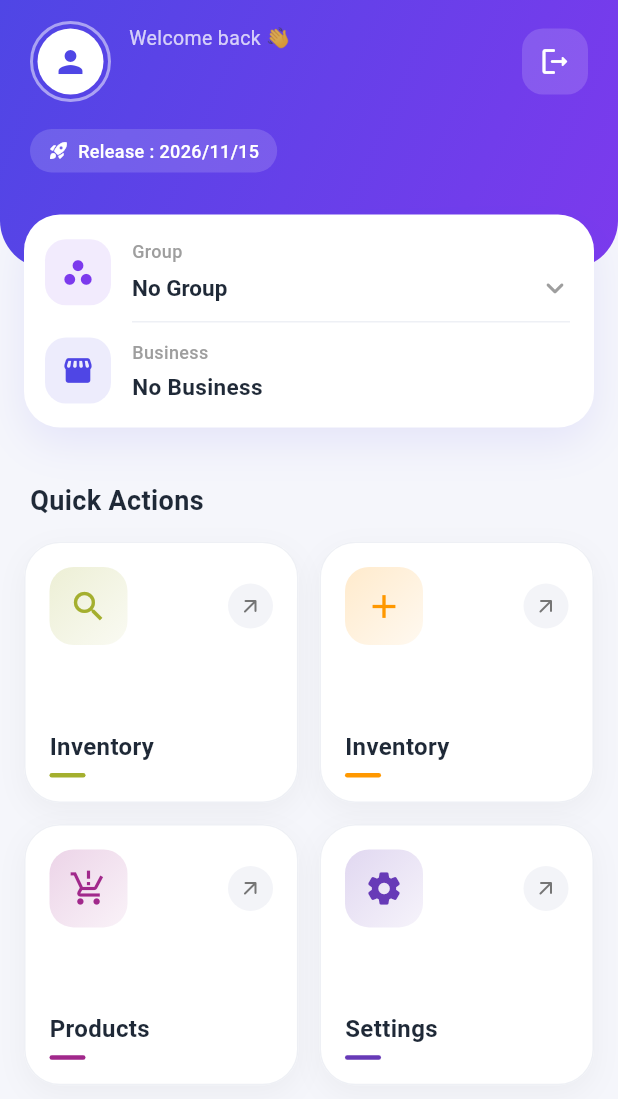
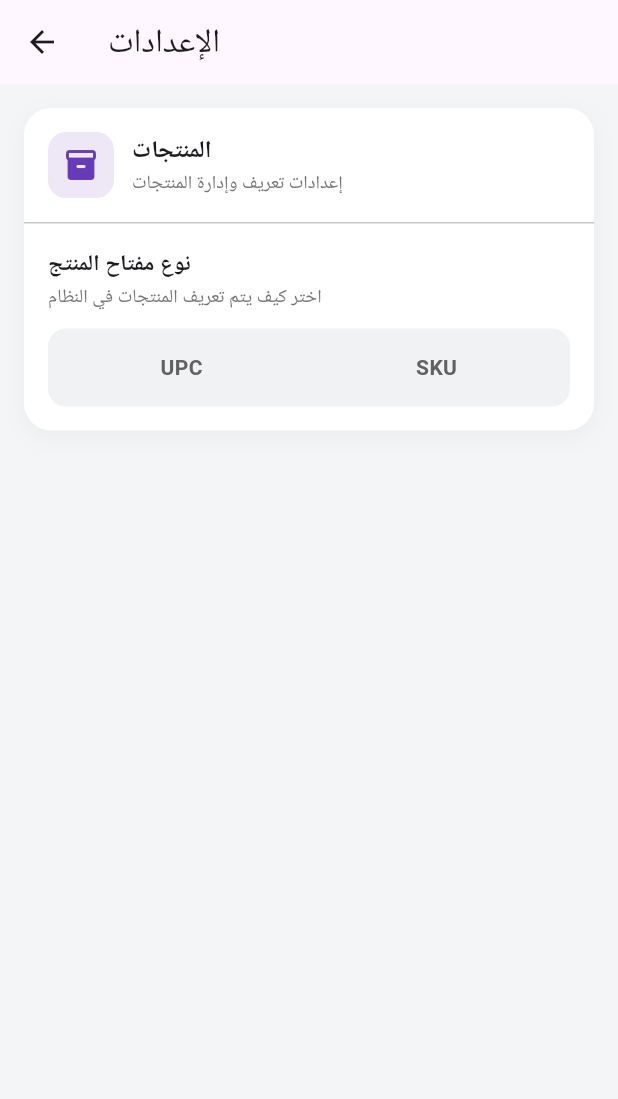
Before and after one commit to Alifouaad24/Photo_gallery-UniversalSystem, a Flutter app: the HomeScreen screen opened by its route, after a tap on "Settings", on a phone screen of 412 x 824 dp. Shown: the top 1099 px of the screen. Run offline on Flutter 3.47's test engine with Material 3 defaults, Android fonts, the phone set to English and light mode, and no system bars; our stand-ins replace camera, connectivity_plus, dartz, dio, get, get_storage and 6 more; missing offline and left inert: google_mlkit_text_recognition, mobile_scanner; accounts and stored records are empty; network calls fail.

Commit message:
16/11/2026

```diff
--- a/lib/app/Routes/app_pages.dart
+++ b/lib/app/Routes/app_pages.dart
@@ -23,6 +23,7 @@ import 'package:photo_gallery/modules/inventory/views/addImagesToItem.dart';
 import 'package:photo_gallery/modules/inventory/views/addNewItemToInventory.dart';
 import 'package:photo_gallery/modules/inventory/views/items_view.dart';
 import 'package:photo_gallery/modules/inventory/views/showInventory_view.dart';
+import 'package:photo_gallery/modules/settings/views/SettingsView.dart';
 import 'package:photo_gallery/modules/splash/views/splash_screen.dart';
 import 'package:photo_gallery/widgets/session_folder_item.dart';
 
@@ -89,5 +90,10 @@ class AppPages {
       page: () => ItemsView(),
       binding: InventoryBinding(),
     ),
+        GetPage(
+      name: Routes.settings,
+      page: () => SettingsView(),
+      binding: HomeBinding(),
+    ),
   ];
 }
--- a/lib/app/Routes/app_routes.dart
+++ b/lib/app/Routes/app_routes.dart
@@ -11,5 +11,6 @@ class Routes {
   static const String addInventory = '/addInventory';
   static const String invCamera = '/invCamera';
   static const String showItems = '/showItems';
+  static const String settings = '/settings';
 
 }
--- a/lib/app/bindings/home_binding.dart
+++ b/lib/app/bindings/home_binding.dart
@@ -1,6 +1,7 @@
 import 'package:get/get.dart';
 import 'package:photo_gallery/modules/auth/controllers/AuthController.dart';
 import 'package:photo_gallery/modules/home/controllers/home_controller.dart';
+import 'package:photo_gallery/modules/settings/controllers/setting_controller.dart';
 import 'package:photo_gallery/modules/splash/controllers/splash_controller.dart';
 
 class HomeBinding extends Bindings {
@@ -9,5 +10,6 @@ class HomeBinding extends Bindings {
     Get.lazyPut(() => HomeController());
     Get.lazyPut(() => SplashController());
     Get.lazyPut(()=>AuthController());
+    Get.lazyPut(()=>SettingsController());
   }
 }
--- a/lib/modules/home/views/home-screen.dart
+++ b/lib/modules/home/views/home-screen.dart
@@ -121,7 +121,9 @@ class HomeScreen extends StatelessWidget {
                           icon: Icons.settings_rounded,
                           color: Colors.deepPurple,
                           title: "Settings",
-                          onTap: () {},
+                          onTap: () {
+                            Get.toNamed(Routes.settings);
+                          },
                         ),
                       ],
                     ),
--- a/lib/modules/inventory/views/TextScannerScreen.dart
+++ b/lib/modules/inventory/views/TextScannerScreen.dart
@@ -235,12 +235,28 @@ class _TextScannerScreenState extends State<TextScannerScreen>
   }
 
   String _cleanRecognizedText(RecognizedText recognized) {
-    final lines = <String>[
+    // 1) نجمع كل النص المقروء
+    final rawText = [
       for (final block in recognized.blocks)
-        for (final line in block.lines) line.text.trim(),
-    ].where((l) => l.isNotEmpty).toList();
+        for (final line in block.lines) line.text,
+    ].join(' ');
 
-    return lines.join(' ').replaceAll(RegExp(r'\s+'), ' ').trim();
+    // 2) نشيل المسافات والرموز بين الحروف والأرقام (أحياناً OCR يفصلهم)
+    //    مثلاً "sa 2356 2472" => "sa23562472"
+    final compact = rawText.replaceAll(RegExp(r'[\s\-_.]'), '');
+
+    // 3) النمط: حرفان أو أكثر في البداية، ثم أرقام فقط، والطول الكلّي 12 فأكثر
+    final pattern = RegExp(r'[A-Za-z]{2,}\d+');
+
+    // 4) نجمع كل التطابقات ونفلتر حسب الطول
+    final matches = pattern
+        .allMatches(compact)
+        .map((m) => m.group(0)!)
+        .where((s) => s.length >= 12)
+        .toList();
+
+    // 5) نرجّع أول تطابق صالح (أو فراغ لو ما لقينا)
+    return matches.isNotEmpty ? matches.first.toLowerCase() : '';
   }
 
   Future<void> _focusOnFrame() async {
--- /dev/null
+++ b/lib/modules/settings/controllers/setting_controller.dart
@@ -0,0 +1,30 @@
+import 'package:get/get.dart';
+import 'package:photo_gallery/app/services/StorageService.dart';
+
+class SettingsController extends GetxController {
+  final StorageLocalService storageService = Get.find<StorageLocalService>();
+
+  // القيمة الحالية لمفتاح المنتج (upc أو sku)
+  String productKey = '';
+
+  @override
+  void onInit() {
+    super.onInit();
+    // قراءة القيمة المحفوظة عند فتح الشاشة
+    productKey = storageService.readString('product_key') ?? '';
+    update();
+  }
+
+  // تغيير نوع مفتاح المنتج
+  void setProductKey(String value) {
+    productKey = value;
+    storageService.writeString('product_key', value);
+    update();
+    Get.snackbar(
+      'تم الحفظ',
+      'نوع مفتاح المنتج: ${value.toUpperCase()}',
+      snackPosition: SnackPosition.BOTTOM,
+      duration: const Duration(seconds: 2),
+    );
+  }
+}
--- /dev/null
+++ b/lib/modules/settings/views/SettingsView.dart
@@ -0,0 +1,236 @@
+import 'package:flutter/material.dart';
+import 'package:get/get.dart';
+import 'package:photo_gallery/modules/settings/controllers/setting_controller.dart';
+
+class SettingsView extends StatelessWidget {
+  const SettingsView({super.key});
+
+  @override
+  Widget build(BuildContext context) {
+    final controller = Get.put(SettingsController());
+
+    return Scaffold(
+      backgroundColor: const Color(0xFFF4F5F7),
+      appBar: AppBar(
+        title: const Text('الإعدادات'),
+        elevation: 0,
+      ),
+      body: GetBuilder<SettingsController>(
+        builder: (c) => ListView(
+          padding: const EdgeInsets.fromLTRB(16, 16, 16, 24),
+          children: [
+            // ========== قسم المنتجات ==========
+            _SettingsSection(
+              icon: Icons.inventory_2_rounded,
+              iconColor: Colors.deepPurple,
+              title: 'المنتجات',
+              subtitle: 'إعدادات تعريف وإدارة المنتجات',
+              children: [
+                _SettingRow(
+                  title: 'نوع مفتاح المنتج',
+                  description: 'اختر كيف يتم تعريف المنتجات في النظام',
+                  child: _SegmentedChoice(
+                    options: const ['upc', 'sku'],
+                    selected: c.productKey,
+                    onSelected: c.setProductKey,
+                  ),
+                ),
+              ],
+            ),
+
+            // ========== لإضافة قسم جديد مستقبلاً ==========
+            // انسخ _SettingsSection وغيّر العنوان والأيقونة والإعدادات
+          ],
+        ),
+      ),
+    );
+  }
+}
+
+// =============================================================
+// قسم إعدادات (بطاقة بعنوان وأيقونة)
+// =============================================================
+class _SettingsSection extends StatelessWidget {
+  const _SettingsSection({
+    required this.icon,
+    required this.iconColor,
+    required this.title,
+    required this.subtitle,
+    required this.children,
+  });
+
+  final IconData icon;
+  final Color iconColor;
+  final String title;
+  final String subtitle;
+  final List<Widget> children;
+
+  @override
+  Widget build(BuildContext context) {
+    return Container(
+      margin: const EdgeInsets.only(bottom: 16),
+      decoration: BoxDecoration(
+        color: Colors.white,
+        borderRadius: BorderRadius.circular(18),
+        boxShadow: [
+          BoxShadow(
+            color: Colors.black.withValues(alpha: 0.04),
+            blurRadius: 12,
+            offset: const Offset(0, 4),
+          ),
+        ],
+      ),
+      child: Column(
+        crossAxisAlignment: CrossAxisAlignment.stretch,
+        children: [
+          // رأس القسم
+          Padding(
+            padding: const EdgeInsets.all(16),
+            child: Row(
+              children: [
+                Container(
+                  width: 44,
+                  height: 44,
+                  decoration: BoxDecoration(
+                    color: iconColor.withValues(alpha: 0.12),
+                    borderRadius: BorderRadius.circular(12),
+                  ),
+                  child: Icon(icon, color: iconColor, size: 24),
+                ),
+                const SizedBox(width: 12),
+                Expanded(
+                  child: Column(
+                    crossAxisAlignment: CrossAxisAlignment.start,
+                    children: [
+                      Text(
+                        title,
+                        style: const TextStyle(
+                          fontSize: 16,
+                          fontWeight: FontWeight.w700,
+                        ),
+                      ),
+                      const SizedBox(height: 2),
+                      Text(
+                        subtitle,
+                        style: TextStyle(
+                          fontSize: 12.5,
+                          color: Colors.grey.shade600,
+                        ),
+                      ),
+                    ],
+                  ),
+                ),
+              ],
+            ),
+          ),
+          const Divider(height: 1),
+          // محتوى القسم
+          Padding(
+            padding: const EdgeInsets.symmetric(horizontal: 16),
+            child: Column(children: children),
+          ),
+        ],
+      ),
+    );
+  }
+}
+
+// =============================================================
+// صف إعداد واحد (عنوان + وصف + عنصر التحكم)
+// =============================================================
+class _SettingRow extends StatelessWidget {
+  const _SettingRow({
+    required this.title,
+    required this.description,
+    required this.child,
+  });
+
+  final String title;
+  final String description;
+  final Widget child;
+
+  @override
+  Widget build(BuildContext context) {
+    return Padding(
+      padding: const EdgeInsets.symmetric(vertical: 16),
+      child: Column(
+        crossAxisAlignment: CrossAxisAlignment.start,
+        children: [
+          Text(
+            title,
+            style: const TextStyle(fontSize: 15, fontWeight: FontWeight.w600),
+          ),
+          const SizedBox(height: 2),
+          Text(
+            description,
+            style: TextStyle(fontSize: 12.5, color: Colors.grey.shade600),
+          ),
+          const SizedBox(height: 12),
+          child,
+        ],
+      ),
+    );
+  }
+}
+
+// =============================================================
+// اختيار مجزّأ (UPC / SKU)
+// =============================================================
+class _SegmentedChoice extends StatelessWidget {
+  const _SegmentedChoice({
+    required this.options,
+    required this.selected,
+    required this.onSelected,
+  });
+
+  final List<String> options;
+  final String selected;
+  final ValueChanged<String> onSelected;
+
+  @override
+  Widget build(BuildContext context) {
+    return Container(
+      padding: const EdgeInsets.all(4),
+      decoration: BoxDecoration(
+        color: const Color(0xFFF1F2F4),
+        borderRadius: BorderRadius.circular(12),
+      ),
+      child: Row(
+        children: options.map((opt) {
+          final isSelected = opt == selected;
+          return Expanded(
+            child: GestureDetector(
+              onTap: () => onSelected(opt),
+              child: AnimatedContainer(
+                duration: const Duration(milliseconds: 200),
+                padding: const EdgeInsets.symmetric(vertical: 12),
+                decoration: BoxDecoration(
+                  color: isSelected ? Colors.deepPurple : Colors.transparent,
+                  borderRadius: BorderRadius.circular(9),
+                ),
+                child: Row(
+                  mainAxisAlignment: MainAxisAlignment.center,
+                  children: [
+                    if (isSelected) ...[
+                      const Icon(Icons.check_rounded,
+                          size: 18, color: Colors.white),
+                      const SizedBox(width: 6),
+                    ],
+                    Text(
+                      opt.toUpperCase(),
+                      style: TextStyle(
+                        fontSize: 14,
+                        fontWeight: FontWeight.w700,
+                        color: isSelected ? Colors.white : Colors.grey.shade700,
+                      ),
+                    ),
+                  ],
+                ),
+              ),
+            ),
+          );
+        }).toList(),
+      ),
+    );
+  }
+}
--- a/pubspec.yaml
+++ b/pubspec.yaml
@@ -16,7 +16,7 @@ publish_to: 'none' # Remove this line if you wish to publish to pub.dev
 # https://developer.apple.com/library/archive/documentation/General/Reference/InfoPlistKeyReference/Articles/CoreFoundationKeys.html
 # In Windows, build-name is used as the major, minor, and patch parts
 # of the product and file versions while build-number is used as the build suffix.
-version: 1.0.0+62
+version: 1.0.0+64
 
 environment:
   sdk: ^3.8.1
```
